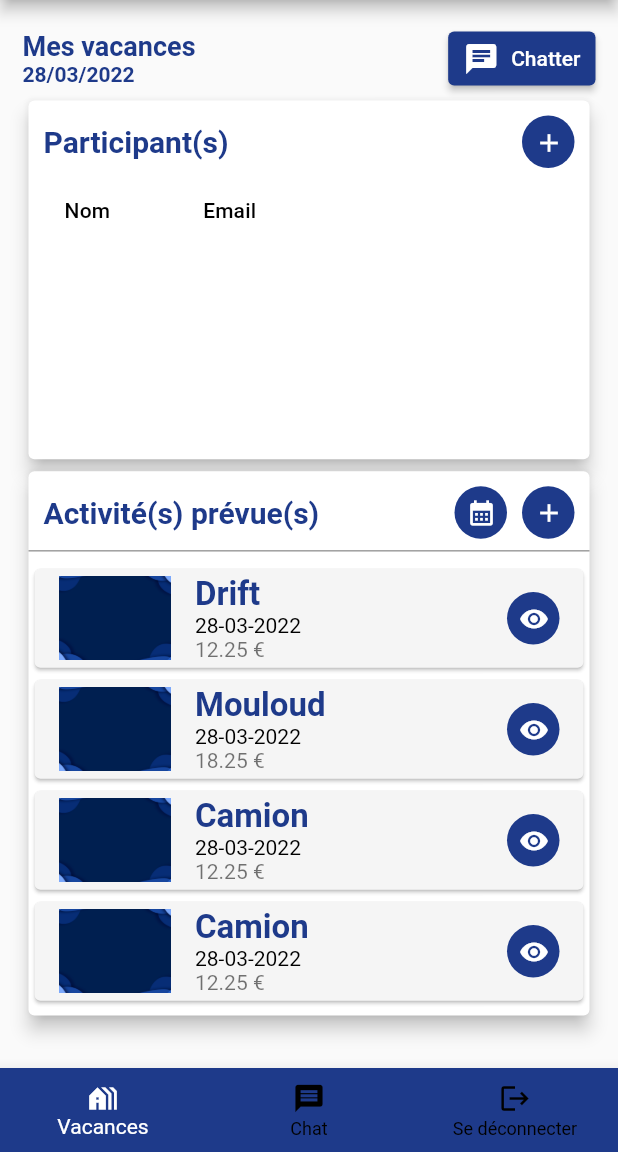
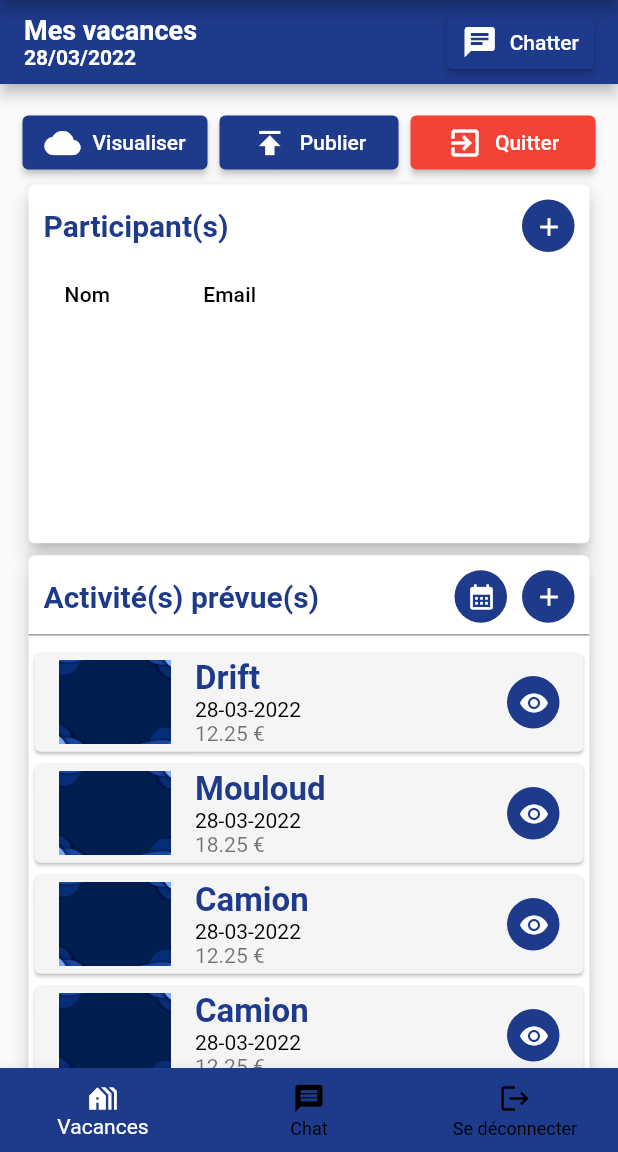
Before and after one commit to ZKYZ28/holiday_front, a Flutter app: the screen it shows after launch, on a phone screen of 412 x 824 dp, the part 84-1236 px from its top. Run offline on Flutter 3.47's test engine with Material 2 defaults, Android fonts, the phone set to English and light mode, and no system bars; our stand-ins replace date_field, easy_search_bar, image_picker.

Commit message:
HolidayPage + Participants dynamic

```diff
--- a/lib/main.dart
+++ b/lib/main.dart
@@ -1,5 +1,6 @@
 import 'package:flutter/material.dart';
 import 'package:holiday_mobile/presentation/router/app_router.dart';
+import 'package:holiday_mobile/presentation/screens/EncodateParticipant.dart';
 import 'package:holiday_mobile/presentation/screens/activity_page.dart';
 import 'package:holiday_mobile/presentation/screens/holidays_page.dart';
 import 'package:holiday_mobile/presentation/screens/list_holidays_chat.dart';
@@ -33,6 +34,7 @@ class _MyAppState extends State<MyApp> {
       _currentIndex = index;
     });
   }
+  final List<String> _suggestions = ['Afeganistan', 'Albania', 'Algeria', 'Australia', 'Brazil', 'German', 'Madagascar', 'Mozambique', 'Portugal', 'Zambia'];
 
   @override
   Widget build(BuildContext context) {
@@ -51,7 +53,8 @@ class _MyAppState extends State<MyApp> {
           //   onGenerateRoute: widget.appRouter.onGenerateRoute,
           //   initialRoute: '/',
           // )
-          MyHolidayPage()
+         // EncodeParticipant()
+          MyHolidayPage(),
         ][_currentIndex],
 
         bottomNavigationBar: BottomNavBar(
--- a/lib/presentation/screens/myholiday_screen.dart
+++ b/lib/presentation/screens/myholiday_screen.dart
@@ -31,7 +31,6 @@ class MyHolidayPage extends StatefulWidget {
 }
 
 class _MyHolidayPageState extends State<MyHolidayPage> {
-
   final List<WeatherInfo> weatherData = [
     WeatherInfo(
         dayOfWeek: 'Lundi',
@@ -56,25 +55,43 @@ class _MyHolidayPageState extends State<MyHolidayPage> {
   final List<ActivityData> activityData = [
     ActivityData(
         title: 'Drift',
-        description: 'Lorepppppppppppppppppppppppppppppppppppppppppppppppppppppppp',
+        description:
+            'Lorepppppppppppppppppppppppppppppppppppppppppppppppppppppppp',
         date: '28-03-2022',
         price: 12.25,
         numberParticipants: 5),
     ActivityData(
         title: 'Mouloud',
-        description: 'Lorepppppppppppppppppppppppppppppppppppppppppppppppppppppppp',
+        description:
+            'Lorepppppppppppppppppppppppppppppppppppppppppppppppppppppppp',
         date: '28-03-2022',
         price: 18.25,
         numberParticipants: 5),
     ActivityData(
         title: 'Camion',
-        description: 'Lorepppppppppppppppppppppppppppppppppppppppppppppppppppppppp',
+        description:
+            'Lorepppppppppppppppppppppppppppppppppppppppppppppppppppppppp',
         date: '28-03-2022',
         price: 12.25,
         numberParticipants: 5),
     ActivityData(
         title: 'Camion',
-        description: 'Lorepppppppppppppppppppppppppppppppppppppppppppppppppppppppp',
+        description:
+            'Lorepppppppppppppppppppppppppppppppppppppppppppppppppppppppp',
+        date: '28-03-2022',
+        price: 12.25,
+        numberParticipants: 5),
+    ActivityData(
+        title: 'Camion',
+        description:
+            'Lorepppppppppppppppppppppppppppppppppppppppppppppppppppppppp',
+        date: '28-03-2022',
+        price: 12.25,
+        numberParticipants: 5),
+    ActivityData(
+        title: 'Camion',
+        description:
+            'Lorepppppppppppppppppppppppppppppppppppppppppppppppppppppppp',
         date: '28-03-2022',
         price: 12.25,
         numberParticipants: 5),
@@ -92,13 +109,10 @@ class _MyHolidayPageState extends State<MyHolidayPage> {
     final tableParticipantHeight = screenHeight * 0.30;
     final cardActivityHeight = screenHeight * 0.45;
 
-    return SingleChildScrollView(
-      scrollDirection: Axis.vertical,
-      child: Padding(
-        padding: const EdgeInsets.all(15),
-        child: Column(
-          children: [
-            Row(
+    return Scaffold(
+        appBar: AppBar(
+          centerTitle: true,
+          title: Row(
             mainAxisAlignment: MainAxisAlignment.spaceBetween,
             children: [
               SizedBox(
@@ -112,7 +126,7 @@ class _MyHolidayPageState extends State<MyHolidayPage> {
                         fontSize: 18,
                         fontWeight: FontWeight.bold,
                         overflow: TextOverflow.visible,
-                          color: Color(0xFF1E3A8A),
+                        color: Colors.white,
                       ),
                     ),
                     Text(
@@ -120,7 +134,7 @@ class _MyHolidayPageState extends State<MyHolidayPage> {
                       style: const TextStyle(
                         fontSize: 14,
                         fontWeight: FontWeight.bold,
-                          color: Color(0xFF1E3A8A),
+                        color: Colors.white,
                       ),
                     )
                   ],
@@ -150,6 +164,68 @@ class _MyHolidayPageState extends State<MyHolidayPage> {
               ),
             ],
           ),
+          backgroundColor: const Color(0xFF1E3A8A),
+        ),
+        body: SingleChildScrollView(
+          scrollDirection: Axis.vertical,
+          child: Padding(
+            padding: const EdgeInsets.all(15),
+            child: Column(
+              children: [
+                Row(
+                  mainAxisAlignment: MainAxisAlignment.spaceBetween,
+                  children: [
+                    Expanded(
+                      child: Padding(
+                        padding: const EdgeInsets.only(right: 4.0),
+                        child: ElevatedButton.icon(
+                          style: ButtonStyle(
+                            padding: MaterialStateProperty.all(EdgeInsets.symmetric(horizontal: 10)),
+                            backgroundColor: MaterialStateProperty.all(Color(0xFF1E3A8A)),
+                          ),
+                          icon: const Icon(Icons.cloud),
+                          label: const Text('Visualiser'),
+                          onPressed: () {
+
+                          },
+                        ),
+                      ),
+                    ),
+                    Expanded(
+                      child: Padding(
+                        padding: const EdgeInsets.symmetric(horizontal: 4.0),
+                        child: ElevatedButton.icon(
+                          style: ButtonStyle(
+                            padding: MaterialStateProperty.all(EdgeInsets.symmetric(horizontal: 10)),
+                            backgroundColor: MaterialStateProperty.all(Color(0xFF1E3A8A)),
+                          ),
+                          icon: const Icon(Icons.publish),
+                          label: const Text('Publier'),
+                          onPressed: () {
+
+                          },
+                        ),
+                      ),
+                    ),
+                    Expanded(
+                      child: Padding(
+                        padding: const EdgeInsets.only(left: 4.0),
+                        child: ElevatedButton.icon(
+                          style: ButtonStyle(
+                            padding: MaterialStateProperty.all(EdgeInsets.symmetric(horizontal: 10)),
+                            backgroundColor: MaterialStateProperty.all(Colors.red),
+                          ),
+                          icon: const Icon(Icons.exit_to_app),
+                          label: const Text('Quitter'),
+                          onPressed: () {
+
+                          },
+                        ),
+                      ),
+                    ),
+                  ],
+                ),
+
                 // Tableau des participants
                 ParticipantCard(
                   nameColumnWidth: nameColumnWidth,
@@ -214,10 +290,12 @@ class _MyHolidayPageState extends State<MyHolidayPage> {
                 //       ],
                 //     )),
 
-            ActivityContainer(activities: activityData, activityHeight:cardActivityHeight)
+                ActivityContainer(
+                    activities: activityData,
+                    activityHeight: cardActivityHeight)
               ],
             ),
           ),
-    );
+        ));
   }
 }
--- a/lib/presentation/widgets/activity_container.dart
+++ b/lib/presentation/widgets/activity_container.dart
@@ -106,9 +106,9 @@ class ActivityContainer extends StatelessWidget {
             ),
 
             // Liste des activités
-            Container(
-              constraints: BoxConstraints(maxHeight: 315),
-              child: ListView.builder(
+
+              Expanded(
+                child : ListView.builder(
                   itemCount: activities.length,
                   itemBuilder: (context, index) {
                     final activity = activities[index];
@@ -120,6 +120,7 @@ class ActivityContainer extends StatelessWidget {
                   }),
             )
 
+
           ],
         ),
       ),
--- a/lib/presentation/widgets/participant_card.dart
+++ b/lib/presentation/widgets/participant_card.dart
@@ -46,6 +46,8 @@ class _ParticipantCardState extends State<ParticipantCard> {
         child: Column(
           children: [
             // Header
+            // TODO : propre
+            if (widget.title != '' && widget.icon != null)
             Container(
               margin: EdgeInsets.fromLTRB(10, 10, 10, 0),
               child: Row(
--- a/pubspec.yaml
+++ b/pubspec.yaml
@@ -32,6 +32,7 @@ dependencies:
     sdk: flutter
   date_field: ^3.0.5
   image_picker: ^0.8.4+4
+  easy_search_bar: ^2.5.0
 
   # The following adds the Cupertino Icons font to your application.
   # Use with the CupertinoIcons class for iOS style icons.
```
Also changed, not shown: lib/presentation/screens/EncodateParticipant.dart (added, +277 -0 lines), pubspec.lock. Lines whose indentation alone changed are shown as unchanged.
